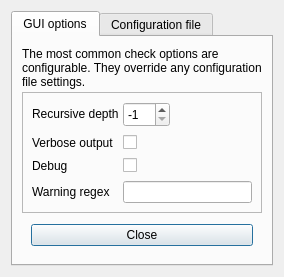
The window that linkcheck/gui/ui/options.ui (wummel/linkchecker) describes before a commit, drawn with Qt 5.
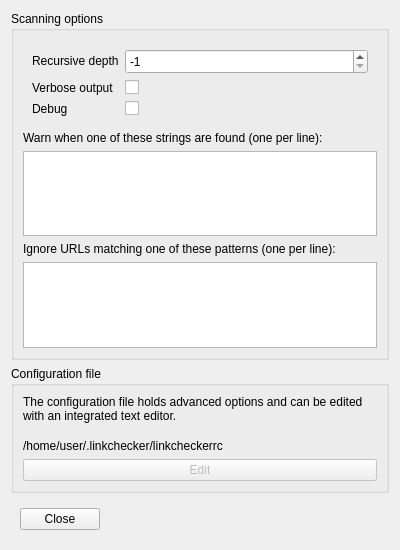
The same window after the commit.

Commit message: Display GUI options in one dialog; support warning strings in GUI options; support ignore patterns in GUI options.

Patch:
```diff
--- a/linkcheck/gui/ui/options.ui
+++ b/linkcheck/gui/ui/options.ui
@@ -9,100 +9,29 @@
    <rect>
     <x>0</x>
     <y>0</y>
-    <width>279</width>
-    <height>239</height>
+    <width>400</width>
+    <height>550</height>
    </rect>
   </property>
+  <property name="minimumSize">
+   <size>
+    <width>400</width>
+    <height>550</height>
+   </size>
+  </property>
   <property name="windowTitle">
    <string>Linkchecker options</string>
   </property>
-  <layout class="QVBoxLayout" name="verticalLayout">
-   <property name="spacing">
-    <number>2</number>
-   </property>
-   <property name="sizeConstraint">
-    <enum>QLayout::SetMinimumSize</enum>
-   </property>
-   <item>
-    <widget class="QTabWidget" name="tabWidget">
-     <property name="sizePolicy">
-      <sizepolicy hsizetype="Expanding" vsizetype="Expanding">
-       <horstretch>0</horstretch>
-       <verstretch>0</verstretch>
-      </sizepolicy>
-     </property>
-     <property name="toolTip">
-      <string/>
-     </property>
-     <property name="currentIndex">
-      <number>0</number>
-     </property>
-     <widget class="QWidget" name="gui_options">
-      <property name="sizePolicy">
-       <sizepolicy hsizetype="Preferred" vsizetype="Fixed">
-        <horstretch>0</horstretch>
-        <verstretch>0</verstretch>
-       </sizepolicy>
-      </property>
-      <property name="toolTip">
-       <string/>
-      </property>
-      <attribute name="title">
-       <string>GUI options</string>
-      </attribute>
       <layout class="QVBoxLayout" name="verticalLayout_3">
-       <property name="spacing">
-        <number>2</number>
-       </property>
        <item>
-        <widget class="QLabel" name="label_8">
-         <property name="minimumSize">
-          <size>
-           <width>240</width>
-           <height>0</height>
-          </size>
-         </property>
-         <property name="text">
-          <string>The most common check options are configurable. They override any configuration file settings.</string>
-         </property>
-         <property name="textFormat">
-          <enum>Qt::AutoText</enum>
-         </property>
-         <property name="alignment">
-          <set>Qt::AlignLeading|Qt::AlignLeft|Qt::AlignVCenter</set>
-         </property>
-         <property name="wordWrap">
-          <bool>true</bool>
-         </property>
-        </widget>
-       </item>
+    <widget class="QGroupBox" name="groupBox_2">
+     <property name="title">
+      <string>Scanning options</string>
+     </property>
+     <layout class="QVBoxLayout" name="verticalLayout">
        <item>
-        <widget class="QFrame" name="frame">
-         <property name="sizePolicy">
-          <sizepolicy hsizetype="Preferred" vsizetype="Fixed">
-           <horstretch>0</horstretch>
-           <verstretch>0</verstretch>
-          </sizepolicy>
-         </property>
-         <property name="frameShape">
-          <enum>QFrame::StyledPanel</enum>
-         </property>
-         <property name="frameShadow">
-          <enum>QFrame::Raised</enum>
-         </property>
+       <widget class="QWidget" name="widget" native="true">
          <layout class="QFormLayout" name="formLayout">
-          <property name="sizeConstraint">
-           <enum>QLayout::SetDefaultConstraint</enum>
-          </property>
-          <property name="fieldGrowthPolicy">
-           <enum>QFormLayout::ExpandingFieldsGrow</enum>
-          </property>
-          <property name="horizontalSpacing">
-           <number>4</number>
-          </property>
-          <property name="verticalSpacing">
-           <number>8</number>
-          </property>
           <item row="0" column="0">
            <widget class="QLabel" name="label">
             <property name="toolTip">
@@ -178,61 +107,69 @@
             </property>
            </widget>
           </item>
-          <item row="3" column="1">
-           <widget class="QLineEdit" name="warningregex"/>
-          </item>
-          <item row="3" column="0">
-           <widget class="QLabel" name="label_3">
+        </layout>
+       </widget>
+      </item>
+      <item>
+       <spacer name="verticalSpacer">
+        <property name="orientation">
+         <enum>Qt::Vertical</enum>
+        </property>
+        <property name="sizeHint" stdset="0">
+         <size>
+          <width>20</width>
+          <height>10</height>
+         </size>
+        </property>
+       </spacer>
+      </item>
+      <item>
+       <widget class="QLabel" name="label_5">
             <property name="text">
-             <string>Warning regex</string>
+         <string>Warn when one of these strings are found (one per line):</string>
             </property>
            </widget>
           </item>
-         </layout>
+      <item>
+       <widget class="QPlainTextEdit" name="warninglines">
+        <property name="maximumSize">
+         <size>
+          <width>16777215</width>
+          <height>150</height>
+         </size>
+        </property>
         </widget>
        </item>
        <item>
-        <widget class="QWidget" name="widget" native="true">
-         <property name="sizePolicy">
-          <sizepolicy hsizetype="Preferred" vsizetype="Fixed">
-           <horstretch>0</horstretch>
-           <verstretch>0</verstretch>
-          </sizepolicy>
-         </property>
-         <layout class="QHBoxLayout" name="horizontalLayout">
-          <property name="sizeConstraint">
-           <enum>QLayout::SetMinimumSize</enum>
-          </property>
-          <item>
-           <widget class="QPushButton" name="closeButton">
+       <widget class="QLabel" name="label_6">
             <property name="text">
-             <string>Close</string>
+         <string>Ignore URLs matching one of these patterns (one per line):</string>
             </property>
            </widget>
           </item>
-         </layout>
+      <item>
+       <widget class="QPlainTextEdit" name="ignorelines">
+        <property name="maximumSize">
+         <size>
+          <width>16777215</width>
+          <height>150</height>
+         </size>
+        </property>
         </widget>
        </item>
       </layout>
      </widget>
-     <widget class="QWidget" name="config_options">
-      <property name="toolTip">
-       <string/>
-      </property>
-      <attribute name="title">
+   </item>
+   <item>
+    <widget class="QGroupBox" name="groupBox">
+     <property name="title">
        <string>Configuration file</string>
-      </attribute>
-      <layout class="QVBoxLayout" name="verticalLayout_5">
-       <property name="spacing">
-        <number>0</number>
-       </property>
+     </property>
+     <layout class="QVBoxLayout" name="verticalLayout_2">
        <item>
-        <widget class="QLabel" name="label_9">
+       <widget class="QLabel" name="label_3">
          <property name="text">
-          <string>The user configuration file holds advanced options and can be edited with an integrated text editor.</string>
-         </property>
-         <property name="textFormat">
-          <enum>Qt::AutoText</enum>
+         <string>The configuration file holds advanced options and can be edited with an integrated text editor.</string>
          </property>
          <property name="wordWrap">
           <bool>true</bool>
@@ -240,22 +177,20 @@
         </widget>
        </item>
        <item>
-        <widget class="QFrame" name="frame_2">
-         <property name="frameShape">
-          <enum>QFrame::StyledPanel</enum>
-         </property>
-         <property name="frameShadow">
-          <enum>QFrame::Raised</enum>
-         </property>
-         <property name="midLineWidth">
-          <number>0</number>
-         </property>
-         <layout class="QVBoxLayout" name="verticalLayout_4">
-          <property name="spacing">
-           <number>4</number>
-          </property>
+       <spacer name="verticalSpacer_2">
+        <property name="orientation">
+         <enum>Qt::Vertical</enum>
+        </property>
+        <property name="sizeHint" stdset="0">
+         <size>
+          <width>20</width>
+          <height>10</height>
+         </size>
+        </property>
+       </spacer>
+      </item>
           <item>
-           <widget class="QLabel" name="user_config_label">
+       <widget class="QLabel" name="user_config_label_2">
             <property name="sizePolicy">
              <sizepolicy hsizetype="Preferred" vsizetype="Preferred">
               <horstretch>0</horstretch>
@@ -305,23 +240,42 @@
         </widget>
        </item>
        <item>
-        <spacer name="verticalSpacer">
+    <spacer name="verticalSpacer_3">
          <property name="orientation">
           <enum>Qt::Vertical</enum>
          </property>
-         <property name="sizeType">
-          <enum>QSizePolicy::Fixed</enum>
-         </property>
          <property name="sizeHint" stdset="0">
           <size>
            <width>20</width>
-           <height>60</height>
+       <height>10</height>
           </size>
          </property>
         </spacer>
        </item>
-      </layout>
-     </widget>
+   <item>
+    <widget class="QWidget" name="widget_2" native="true">
+     <layout class="QHBoxLayout" name="horizontalLayout">
+      <item>
+       <widget class="QPushButton" name="closeButton">
+        <property name="text">
+         <string>Close</string>
+        </property>
+       </widget>
+      </item>
+      <item>
+       <spacer name="horizontalSpacer">
+        <property name="orientation">
+         <enum>Qt::Horizontal</enum>
+        </property>
+        <property name="sizeHint" stdset="0">
+         <size>
+          <width>317</width>
+          <height>20</height>
+         </size>
+        </property>
+       </spacer>
+      </item>
+     </layout>
     </widget>
    </item>
   </layout>
```
Left out of the diff: 5 changed lines with no effect on the pictures. Lines whose indentation alone changed are shown as unchanged. The commit also changes 6 other files.
